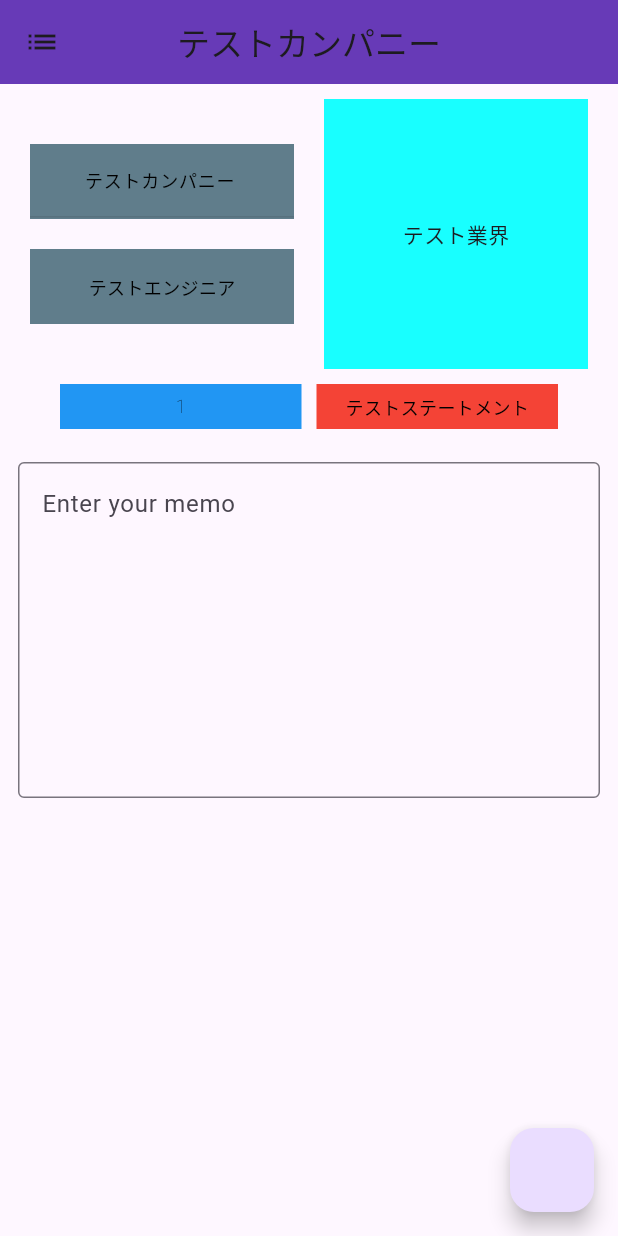
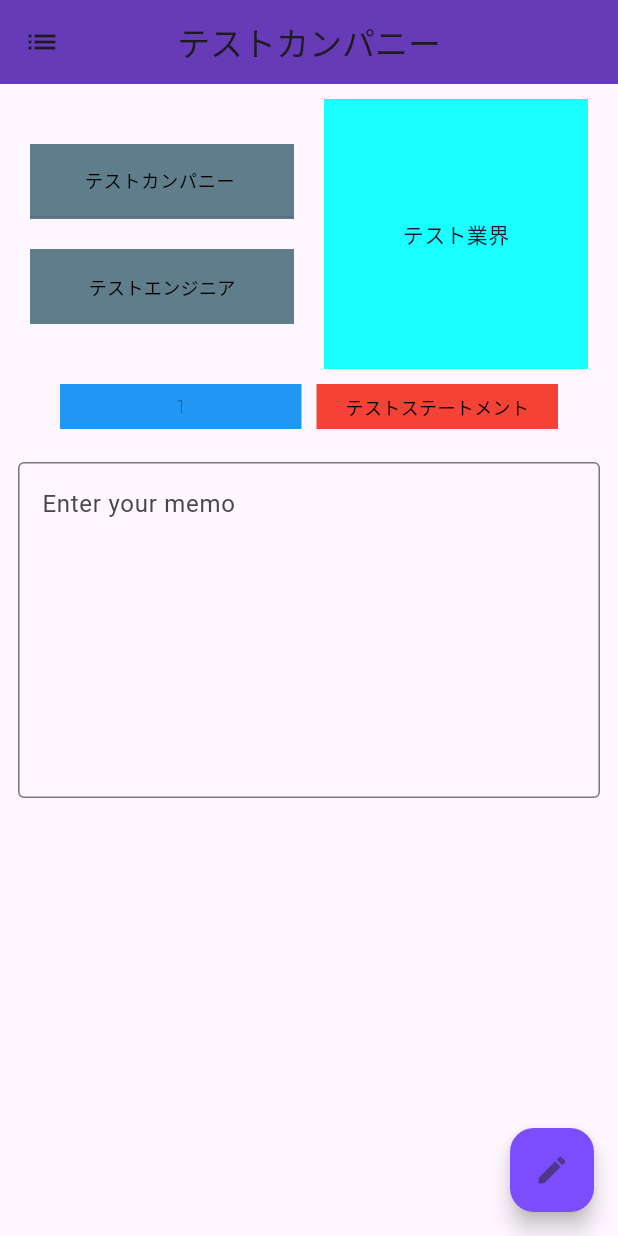
Before and after one commit to haru135790/syukaku, a Flutter app: the screen it shows after launch, on a phone screen of 412 x 824 dp. Run offline on Flutter 3.47's test engine with Material 3 defaults, Android fonts, the phone set to English and light mode, and no system bars; our stand-ins replace sqflite; accounts and stored records are empty.

Commit message:
pull comit

```diff
--- a/flutter_syukaku/lib/main.dart
+++ b/flutter_syukaku/lib/main.dart
@@ -8,9 +8,10 @@
   debugPaintSizeEnabled=false;
   runApp(MyApp());
 }
+  DatabaseHelper dbHelper = DatabaseHelper.instance;
+
 class MyApp extends StatelessWidget {
   const MyApp({Key? key}) : super(key: key);
-
   @override
   Widget build(BuildContext context) {
 memodata test=memodata(companyName: "テストカンパニー", jobName: "テストエンジニア", industry: "テスト業界", wantRank: 1, statement: "テストステートメント");
--- a/flutter_syukaku/lib/memo_detail_ui.dart
+++ b/flutter_syukaku/lib/memo_detail_ui.dart
@@ -16,6 +16,7 @@ class _MemoDetailState extends State<MemoDetail> {
   _MemoDetailState(this.memo);
   bool editMode = false;
   bool changedMemo = false;
+  ForPulldownList pulldownList = ForPulldownList();
 
   @override
   Widget build(BuildContext context) {
@@ -194,6 +195,7 @@ class _MemoDetailState extends State<MemoDetail> {
         ],
       ),
     floatingActionButton: FloatingActionButton(
+      backgroundColor: editMode ? Colors.greenAccent : Colors.deepPurpleAccent,
       onPressed: () {
         setState(() {
                  //編集モードに切り替え　編集モードの場合は保存ボタンを表示
@@ -212,6 +214,7 @@ class _MemoDetailState extends State<MemoDetail> {
         });
 
       },
+      child: Icon(editMode ? Icons.save : Icons.edit),
       ),
     );
   }
```
